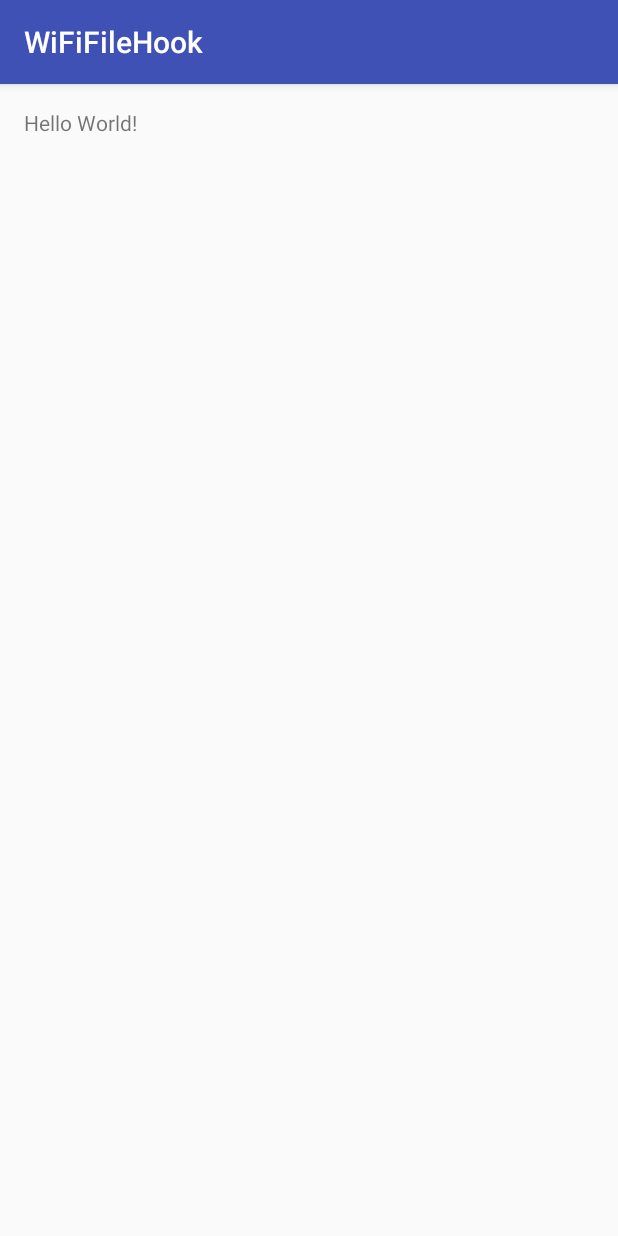
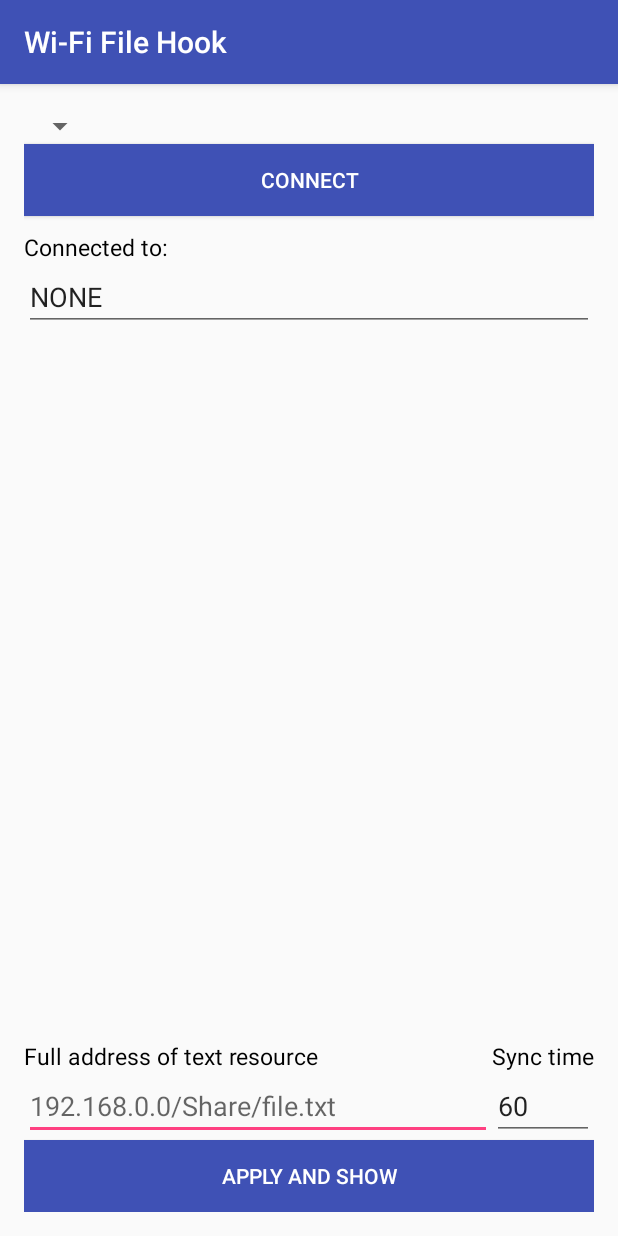
Before and after one commit to Meosit/Wi-Fi-File-Hook, an Android app: the screen it shows after launch (MainActivity), on a phone screen of 412 x 824 dp. Run offline under Robolectric (Android 15) with nearby library versions, the phone set to English and light mode, and no system bars.

Commit message:
Main layout added, some minor changes

```diff
--- a/app/build.gradle
+++ b/app/build.gradle
@@ -23,4 +23,5 @@ dependencies {
     compile fileTree(dir: 'libs', include: ['*.jar'])
     testCompile 'junit:junit:4.12'
     compile 'com.android.support:appcompat-v7:24.2.1'
+    compile 'jcifs:jcifs:1.3.17'
 }
--- a/app/src/main/AndroidManifest.xml
+++ b/app/src/main/AndroidManifest.xml
@@ -1,6 +1,11 @@
 <?xml version="1.0" encoding="utf-8"?>
 <manifest xmlns:android="http://schemas.android.com/apk/res/android"
     package="by.mksn.wififilehook">
+
+    <uses-permission android:name="android.permission.ACCESS_WIFI_STATE" />
+    <uses-permission android:name="android.permission.CHANGE_WIFI_STATE" />
+    <uses-permission android:name="android.permission.INTERNET" />
+    <uses-permission android:name="android.permission.ACCESS_NETWORK_STATE" />
 
     <application
         android:allowBackup="true"
--- a/app/src/main/java/by/mksn/wififilehook/MainActivity.java
+++ b/app/src/main/java/by/mksn/wififilehook/MainActivity.java
@@ -9,5 +9,6 @@ public class MainActivity extends AppCompatActivity {
     protected void onCreate(Bundle savedInstanceState) {
         super.onCreate(savedInstanceState);
         setContentView(R.layout.activity_main);
+
     }
 }
--- a/app/src/main/res/layout/activity_main.xml
+++ b/app/src/main/res/layout/activity_main.xml
@@ -9,8 +9,112 @@
     android:paddingTop="@dimen/activity_vertical_margin"
     tools:context="by.mksn.wififilehook.MainActivity">
 
+    <EditText
+        android:layout_width="wrap_content"
+        android:layout_height="wrap_content"
+        android:id="@+id/activity.main.input.resource_path"
+        android:hint="@string/activity.main.input.resource_path.hint"
+        android:layout_above="@+id/activity.main.button.apply"
+        android:layout_alignParentLeft="true"
+        android:layout_alignParentStart="true"
+        android:layout_toLeftOf="@+id/activity.main.input.sync_time"
+        android:layout_toStartOf="@+id/activity.main.input.sync_time" />
+
     <TextView
         android:layout_width="wrap_content"
         android:layout_height="wrap_content"
-        android:text="Hello World!" />
+        android:labelFor="@id/activity.main.input.resource_path"
+        android:text="@string/activity.main.label.resource_path"
+        android:id="@+id/activity.main.label.resource_path"
+        android:textColor="@android:color/black"
+        android:textSize="15sp"
+        android:layout_above="@+id/activity.main.input.resource_path"
+        android:layout_alignParentLeft="true"
+        android:layout_alignParentStart="true" />
+
+    <Spinner
+        android:layout_width="wrap_content"
+        android:layout_height="wrap_content"
+        android:id="@+id/activity.main.spinner.wifi_list"
+        android:layout_alignParentTop="true"
+        android:layout_alignParentLeft="true"
+        android:layout_alignParentStart="true" />
+
+    <Button
+        android:layout_width="wrap_content"
+        android:layout_height="wrap_content"
+        android:text="@string/activity.main.button.wifi_connect.connect"
+        android:id="@+id/activity.main.button.wifi_connect"
+        android:layout_below="@+id/activity.main.spinner.wifi_list"
+        android:layout_alignParentLeft="true"
+        android:layout_alignParentStart="true"
+        android:layout_alignParentRight="true"
+        android:layout_alignParentEnd="true"
+        android:textColor="@android:color/white"
+        android:background="@color/colorPrimary" />
+
+    <EditText
+        android:layout_width="200dp"
+        android:layout_height="wrap_content"
+        android:id="@+id/activity.main.input.connected_to"
+        android:layout_below="@+id/activity.main.label.connected_to"
+        android:layout_alignParentLeft="true"
+        android:layout_alignParentStart="true"
+        android:inputType="none"
+        android:text="@string/activity.main.input.connected_to.default"
+        android:layout_alignRight="@+id/activity.main.button.wifi_connect"
+        android:layout_alignEnd="@+id/activity.main.button.wifi_connect" />
+
+    <TextView
+        android:layout_width="wrap_content"
+        android:layout_height="wrap_content"
+        android:id="@+id/activity.main.label.connected_to"
+        android:text="@string/activity.main.label.connected_to"
+        android:textColor="@android:color/black"
+        android:labelFor="@id/activity.main.input.connected_to"
+        android:textSize="15sp"
+        android:layout_below="@+id/activity.main.button.wifi_connect"
+        android:layout_alignParentLeft="true"
+        android:layout_alignParentStart="true"
+        android:paddingTop="10dp" />
+
+    <EditText
+        android:layout_width="wrap_content"
+        android:layout_height="wrap_content"
+        android:inputType="number"
+        android:ems="10"
+        android:id="@+id/activity.main.input.sync_time"
+        android:layout_alignBottom="@+id/activity.main.input.resource_path"
+        android:layout_alignRight="@+id/activity.main.label.sync_time"
+        android:layout_alignEnd="@+id/activity.main.button.wifi_connect"
+        android:layout_alignTop="@+id/activity.main.input.resource_path"
+        android:layout_alignLeft="@+id/activity.main.label.sync_time"
+        android:layout_alignStart="@+id/activity.main.label.sync_time"
+        android:text="@string/activity.main.input.sync_time.default" />
+
+    <TextView
+        android:layout_width="wrap_content"
+        android:layout_height="wrap_content"
+        android:text="@string/activity.main.label.sync_time"
+        android:id="@+id/activity.main.label.sync_time"
+        android:labelFor="@id/activity.main.input.sync_time"
+        android:textSize="15sp"
+        android:textColor="@android:color/black"
+        android:layout_above="@+id/activity.main.input.sync_time"
+        android:layout_alignRight="@+id/activity.main.button.wifi_connect"
+        android:layout_alignEnd="@+id/activity.main.button.wifi_connect" />
+
+    <Button
+        android:layout_width="wrap_content"
+        android:layout_height="wrap_content"
+        android:text="@string/activity.main.button.apply"
+        android:id="@+id/activity.main.button.apply"
+        android:layout_alignParentLeft="true"
+        android:layout_alignParentStart="true"
+        android:layout_alignParentBottom="true"
+        android:layout_alignRight="@+id/activity.main.button.wifi_connect"
+        android:layout_alignEnd="@+id/activity.main.button.wifi_connect"
+        android:textColor="@android:color/white"
+        android:background="@color/colorPrimary" />
+
 </RelativeLayout>
--- a/app/src/main/res/values/colors.xml
+++ b/app/src/main/res/values/colors.xml
@@ -1,6 +1,6 @@
 <?xml version="1.0" encoding="utf-8"?>
 <resources>
-    <color name="colorPrimary">#3F51B5</color>
+    <color name="colorPrimary">#3f51b5</color>
     <color name="colorPrimaryDark">#303F9F</color>
     <color name="colorAccent">#FF4081</color>
 </resources>
--- a/app/src/main/res/values/strings.xml
+++ b/app/src/main/res/values/strings.xml
@@ -1,3 +1,12 @@
 <resources>
-    <string name="app_name">WiFiFileHook</string>
+    <string name="app_name">Wi-Fi File Hook</string>
+    <string name="activity.main.label.resource_path">Full address of text resource</string>
+    <string name="activity.main.input.resource_path.hint">192.168.0.0/Share/file.txt</string>
+    <string name="activity.main.label.connected_to">Connected to:</string>
+    <string name="activity.main.button.wifi_connect.connect">Connect</string>
+    <string name="activity.main.button.wifi_connect.reconnect">Reconnect</string>
+    <string name="activity.main.input.connected_to.default">NONE</string>
+    <string name="activity.main.input.sync_time.default">60</string>
+    <string name="activity.main.label.sync_time">Sync time</string>
+    <string name="activity.main.button.apply">Apply and show</string>
 </resources>
```
